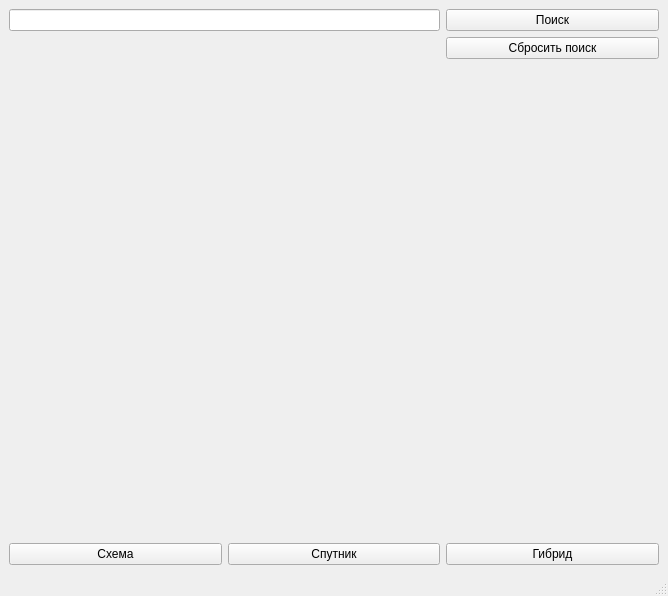
The window that data/ui/main.ui (egas77/Maps_API) describes before a commit, drawn with Qt 5.
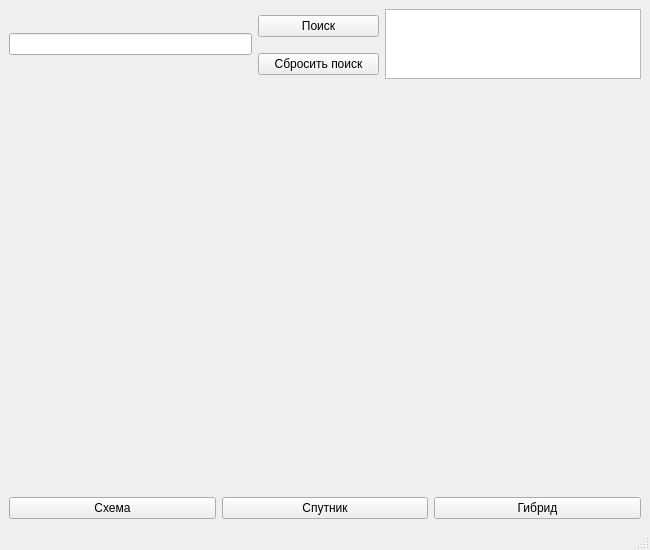
The same window after the commit.

Commit message: -show text information about searched address

```diff
--- a/data/ui/main.ui
+++ b/data/ui/main.ui
@@ -6,60 +6,99 @@
    <rect>
     <x>0</x>
     <y>0</y>
-    <width>668</width>
-    <height>596</height>
+    <width>650</width>
+    <height>550</height>
    </rect>
   </property>
   <property name="windowTitle">
    <string>Maps</string>
   </property>
   <widget class="QWidget" name="centralwidget">
-   <layout class="QGridLayout" name="gridLayout">
-    <item row="3" column="1">
-     <widget class="QPushButton" name="sat_btn">
-      <property name="text">
-       <string>Спутник</string>
-      </property>
-     </widget>
-    </item>
-    <item row="3" column="2">
-     <widget class="QPushButton" name="hybrid_btn">
-      <property name="text">
-       <string>Гибрид</string>
-      </property>
-     </widget>
-    </item>
-    <item row="2" column="0" colspan="3">
-     <widget class="QLabel" name="main_map">
-      <property name="text">
-       <string/>
-      </property>
-     </widget>
-    </item>
-    <item row="3" column="0">
-     <widget class="QPushButton" name="map_btn">
-      <property name="text">
-       <string>Схема</string>
-      </property>
-     </widget>
-    </item>
-    <item row="0" column="2">
+   <layout class="QGridLayout" name="gridLayout" columnstretch="2,1,0">
+    <item row="0" column="1">
      <widget class="QPushButton" name="search_btn">
+      <property name="sizePolicy">
+       <sizepolicy hsizetype="Preferred" vsizetype="Fixed">
+        <horstretch>0</horstretch>
+        <verstretch>0</verstretch>
+       </sizepolicy>
+      </property>
       <property name="text">
        <string>Поиск</string>
       </property>
      </widget>
     </item>
-    <item row="0" column="0" colspan="2">
-     <widget class="QLineEdit" name="search_line_edit"/>
+    <item row="0" column="2" rowspan="2">
+     <widget class="QTextBrowser" name="address_text">
+      <property name="sizePolicy">
+       <sizepolicy hsizetype="Preferred" vsizetype="Preferred">
+        <horstretch>0</horstretch>
+        <verstretch>0</verstretch>
+       </sizepolicy>
+      </property>
+     </widget>
     </item>
-    <item row="1" column="2">
+    <item row="1" column="1">
      <widget class="QPushButton" name="reset_search_btn">
+      <property name="sizePolicy">
+       <sizepolicy hsizetype="Preferred" vsizetype="Fixed">
+        <horstretch>0</horstretch>
+        <verstretch>0</verstretch>
+       </sizepolicy>
+      </property>
       <property name="text">
        <string>Сбросить поиск</string>
       </property>
      </widget>
     </item>
+    <item row="3" column="0" colspan="3">
+     <layout class="QHBoxLayout" name="horizontalLayout">
+      <item>
+       <widget class="QPushButton" name="map_btn">
+        <property name="text">
+         <string>Схема</string>
+        </property>
+       </widget>
+      </item>
+      <item>
+       <widget class="QPushButton" name="sat_btn">
+        <property name="text">
+         <string>Спутник</string>
+        </property>
+       </widget>
+      </item>
+      <item>
+       <widget class="QPushButton" name="hybrid_btn">
+        <property name="text">
+         <string>Гибрид</string>
+        </property>
+       </widget>
+      </item>
+     </layout>
+    </item>
+    <item row="2" column="0" colspan="3">
+     <widget class="QLabel" name="main_map">
+      <property name="sizePolicy">
+       <sizepolicy hsizetype="Preferred" vsizetype="Expanding">
+        <horstretch>0</horstretch>
+        <verstretch>0</verstretch>
+       </sizepolicy>
+      </property>
+      <property name="text">
+       <string/>
+      </property>
+     </widget>
+    </item>
+    <item row="0" column="0" rowspan="2">
+     <widget class="QLineEdit" name="search_line_edit">
+      <property name="sizePolicy">
+       <sizepolicy hsizetype="Preferred" vsizetype="Fixed">
+        <horstretch>0</horstretch>
+        <verstretch>0</verstretch>
+       </sizepolicy>
+      </property>
+     </widget>
+    </item>
    </layout>
   </widget>
   <widget class="QMenuBar" name="menubar">
```
Left out of the diff: 2 changed lines with no effect on the pictures. The commit also changes 2 other files.
